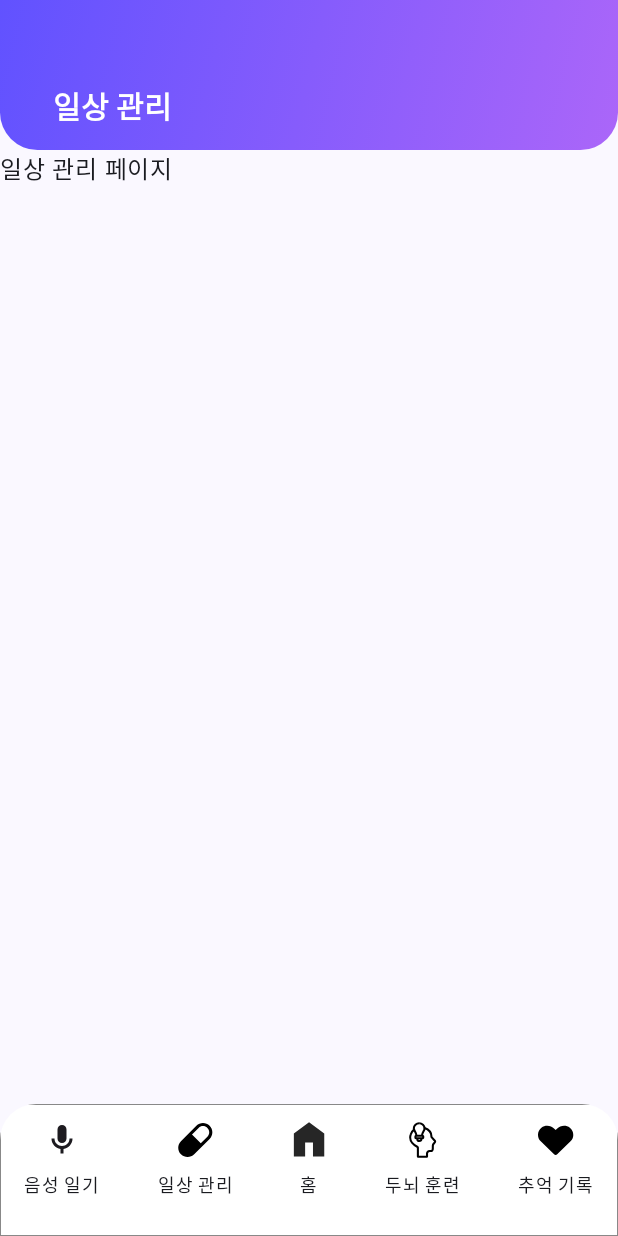
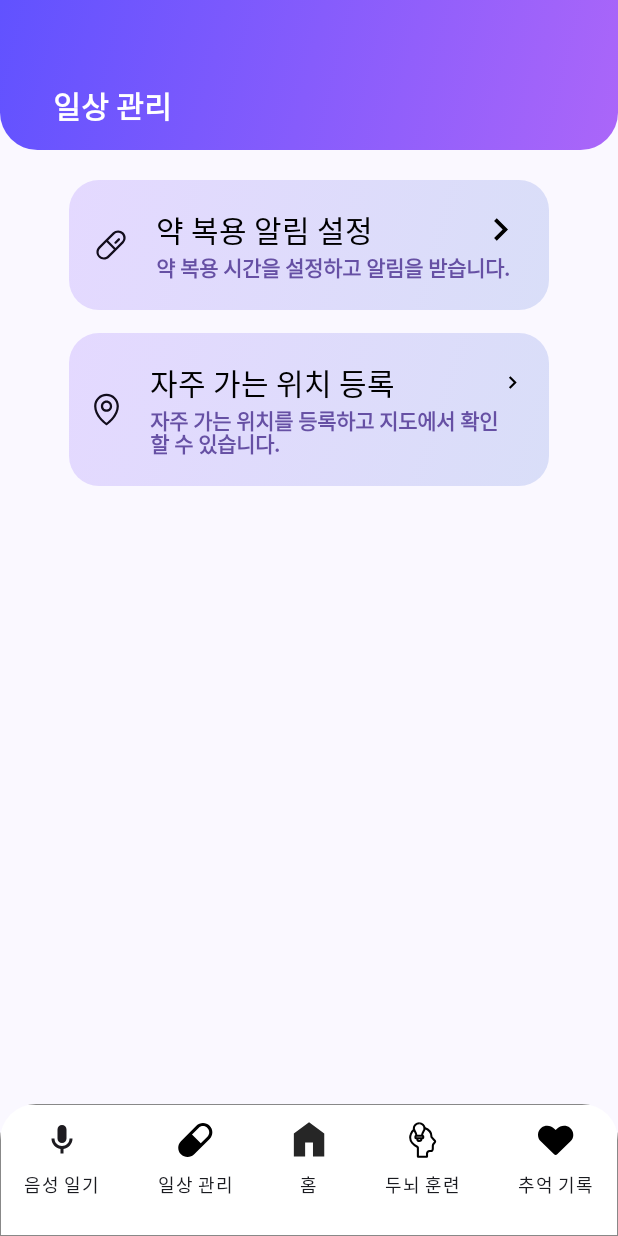
Before and after one commit to 2025AndroidTermProject/Hangyul, an Android app built with Jetpack Compose: the screen it shows after launch (MainActivity), after a tap on "일상 관리", on a phone screen of 412 x 824 dp. Run offline under Robolectric (Android 15) with nearby library versions, the phone set to English and light mode, and no system bars; Roboto replaces fonts that are not available here.

Commit message:
style: 일상관리 페이지 구현

```diff
--- a/app/src/main/java/com/android/hangyul/ui/components/ListBtn.kt
+++ b/app/src/main/java/com/android/hangyul/ui/components/ListBtn.kt
@@ -7,6 +7,7 @@ import androidx.compose.foundation.layout.Column
 import androidx.compose.foundation.layout.Row
 import androidx.compose.foundation.layout.Spacer
 import androidx.compose.foundation.layout.height
+import androidx.compose.foundation.layout.padding
 import androidx.compose.foundation.layout.size
 import androidx.compose.foundation.layout.width
 import androidx.compose.foundation.shape.RoundedCornerShape
@@ -24,9 +25,9 @@ import androidx.compose.ui.text.font.FontWeight
 import androidx.compose.ui.unit.dp
 import androidx.compose.ui.unit.sp
 import com.android.hangyul.R
+import com.android.hangyul.ui.theme.Blue80
 import com.android.hangyul.ui.theme.Purple40
 import com.android.hangyul.ui.theme.Purple80
-import com.android.hangyul.ui.theme.PurpleGrey80
 
 
 @Composable
@@ -34,11 +35,11 @@ fun ListBtn(icon:Int, text:String, description:String) {
     Box(
         modifier = Modifier
             .width(320.dp)
-            .height(86.dp)
             .background(
                 brush = Brush.linearGradient(
-                    colors = listOf(Purple80, PurpleGrey80)),
-                shape = RoundedCornerShape(size=20.dp)),
+                    colors = listOf(Purple80, Blue80)),
+                shape = RoundedCornerShape(size=20.dp))
+            .padding(horizontal = 16.dp, vertical = 18.dp),
         contentAlignment = Alignment.Center
 
     ){
@@ -74,7 +75,7 @@ fun ListBtn(icon:Int, text:String, description:String) {
                     text = description,
                     style = TextStyle(
                         fontSize = 14.sp,
-                        lineHeight = 30.sp,
+                        lineHeight = 15.sp,
                         fontFamily = FontFamily(Font(R.font.pretendard_medium)),
                         fontWeight = FontWeight(600),
                         color = Purple40,
--- a/app/src/main/java/com/android/hangyul/ui/screen/routine/RoutinePage.kt
+++ b/app/src/main/java/com/android/hangyul/ui/screen/routine/RoutinePage.kt
@@ -1,18 +1,62 @@
 package com.android.hangyul.ui.screen.routine
 
+import androidx.compose.foundation.layout.Arrangement
 import androidx.compose.foundation.layout.Box
+import androidx.compose.foundation.layout.Column
+import androidx.compose.foundation.layout.Row
+import androidx.compose.foundation.layout.Spacer
+import androidx.compose.foundation.layout.fillMaxHeight
 import androidx.compose.foundation.layout.fillMaxSize
+import androidx.compose.foundation.layout.fillMaxWidth
+import androidx.compose.foundation.layout.height
+import androidx.compose.foundation.layout.padding
 import androidx.compose.material3.Text
 import androidx.compose.runtime.Composable
+import androidx.compose.ui.Alignment
 import androidx.compose.ui.Modifier
+import androidx.compose.ui.text.toLowerCase
+import androidx.compose.ui.tooling.preview.Preview
+import androidx.compose.ui.unit.dp
 import androidx.navigation.NavController
+import com.android.hangyul.R
+import com.android.hangyul.ui.components.ListBtn
+import org.intellij.lang.annotations.JdkConstants.HorizontalAlignment
 
+data class routineList(
+    val icon: Int,
+    val text: String,
+    val description: String,
+)
+
+val medicine = routineList(
+    icon = R.drawable.ic_routine_pill,
+    text = "약 복용 알림 설정",
+    description = "약 복용 시간을 설정하고 알림을 받습니다."
+)
+
+val location = routineList(
+    icon = R.drawable.ic_routine_map,
+    text = "자주 가는 위치 등록",
+    description = "자주 가는 위치를 등록하고 지도에서 확인\n할 수 있습니다."
+)
 
 @Composable
 fun RoutinePage(navController: NavController) {
-    Box(
-        modifier = Modifier.fillMaxSize()
-    ) {
-        Text("일상 관리 페이지") // 예시
+    Column  (
+        horizontalAlignment = Alignment.CenterHorizontally,
+        modifier = Modifier
+            .fillMaxWidth()
+            .padding(top = 20.dp),
+
+    ){
+        ListBtn(medicine.icon, medicine.text, medicine.description)
+        Spacer(modifier = Modifier.height(15.dp))
+        ListBtn(location.icon, location.text, location.description)
     }
 }
+
+@Preview
+@Composable
+fun RouTinePagePreview() {
+    RoutinePage(navController = androidx.navigation.compose.rememberNavController())
+}
--- a/app/src/main/java/com/android/hangyul/ui/theme/Color.kt
+++ b/app/src/main/java/com/android/hangyul/ui/theme/Color.kt
@@ -2,9 +2,10 @@ package com.android.hangyul.ui.theme
 
 import androidx.compose.ui.graphics.Color
 
-val Purple80 = Color(0xFFD0BCFF)
+val Purple80 = Color(0xFFE4D9FF)
 val PurpleGrey80 = Color(0xFFCCC2DC)
 val Pink80 = Color(0xFFEFB8C8)
+val Blue80 = Color(0xFFD9DEF8)
 
 val Purple40 = Color(0xFF6650a4)
 val PurpleGrey40 = Color(0xFF625b71)
```
